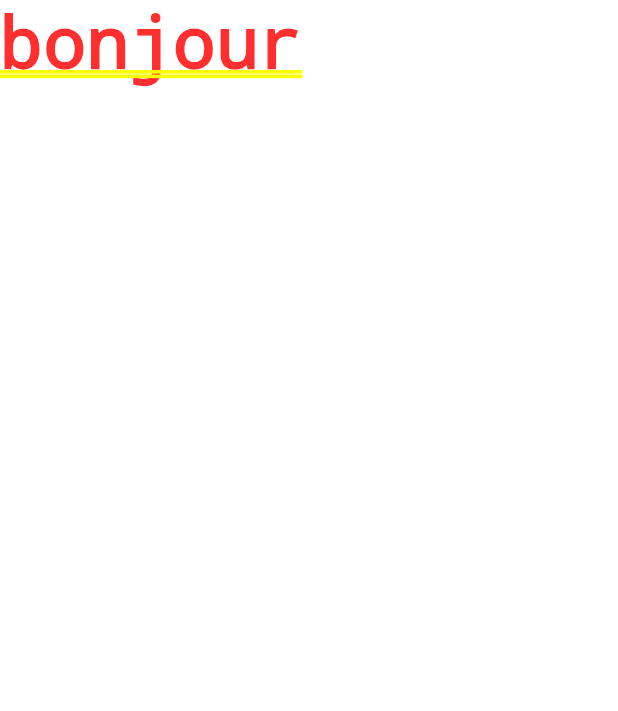
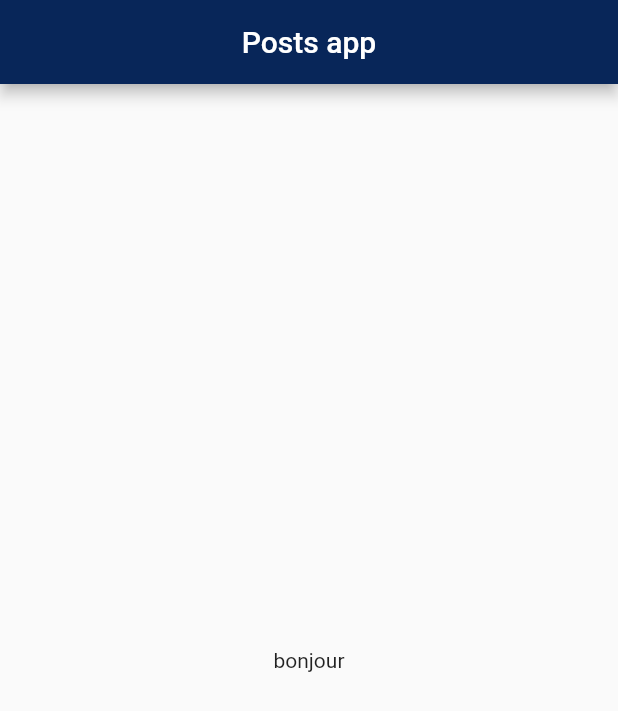
Before and after one commit to nizar-maatoug/post-app, a Flutter app: the screen it shows after launch, on a phone screen of 412 x 824 dp. Shown: the top 711 px of the screen. Run offline on Flutter 3.47's test engine with Material 2 defaults, Android fonts, the phone set to English and light mode, and no system bars.

Commit message:
main: scaffold

```diff
--- a/lib/main.dart
+++ b/lib/main.dart
@@ -12,8 +12,15 @@ class MyApp extends StatelessWidget {
     return MaterialApp(
       title: 'Bonjour',
       theme: appTheme,
-      home: Container(
-        child: Text('bonjour'),
+      home: Scaffold(
+        appBar: AppBar(
+          title: Text('Posts app'),
+        ),
+        body: Center(
+          child: Container(
+            child: Text('bonjour'),
+          ),
+        ),
       ),
     );
   }
```
